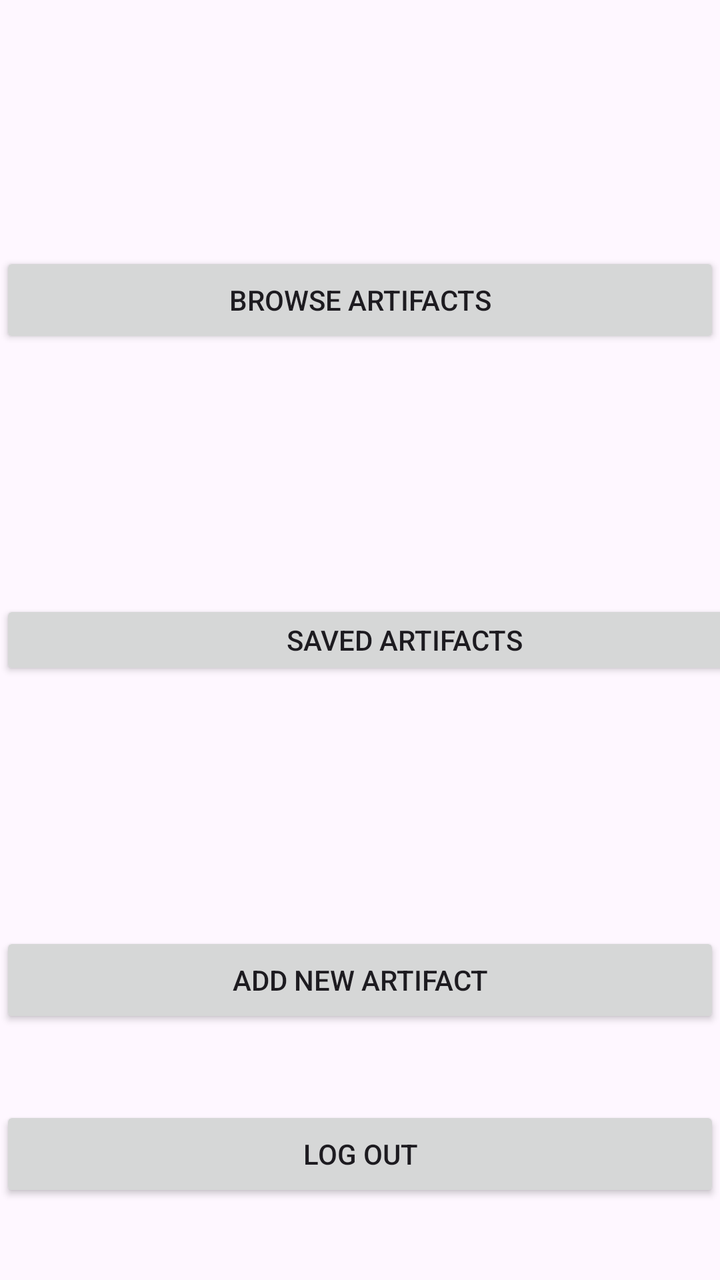
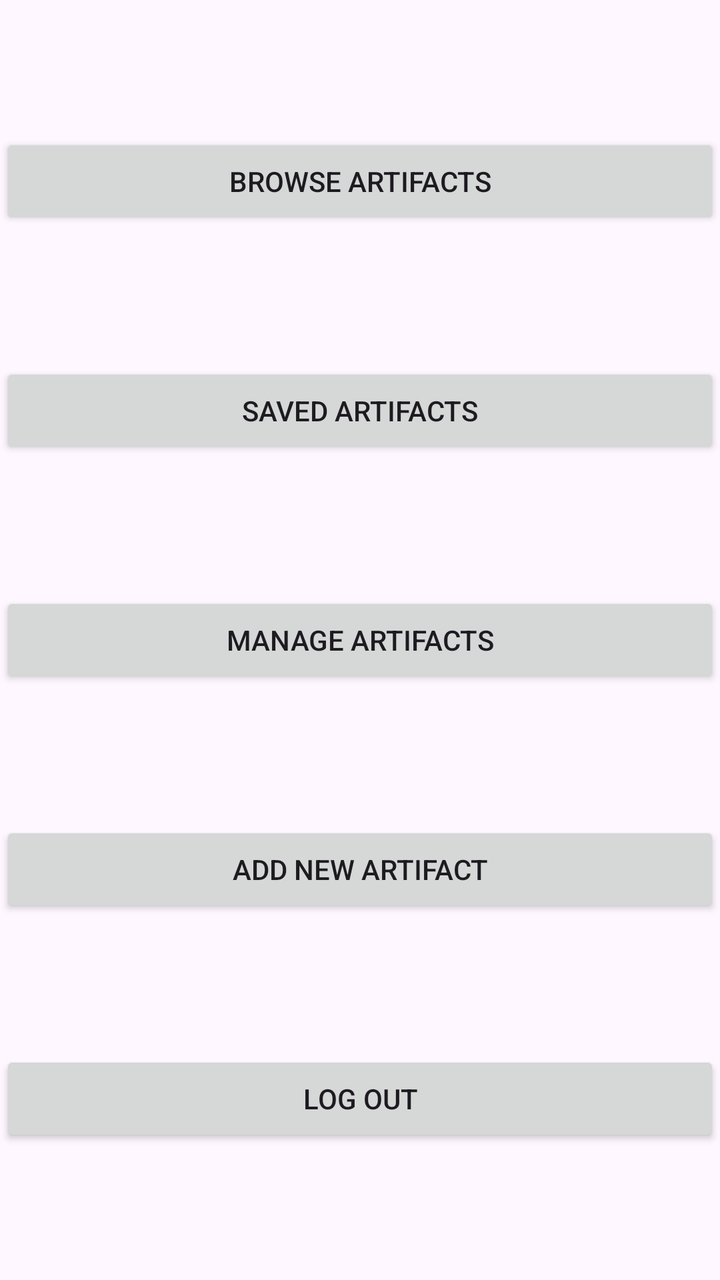

Two renders of the same Android screen: before a commit and after it. Below are the layout's source before the change and the commit's diff.
<!-- AndroidManifest.xml: application theme Theme.B07DemoSummer2024 -->
<!-- res/layout/activity_home_fragment.xml -->
<?xml version="1.0" encoding="utf-8"?>
<androidx.constraintlayout.widget.ConstraintLayout xmlns:android="http://schemas.android.com/apk/res/android"
    xmlns:app="http://schemas.android.com/apk/res-auto"
    xmlns:tools="http://schemas.android.com/tools"
    android:layout_width="match_parent"
    android:layout_height="match_parent"
    tools:context=".HomeFragment">

    <Button
        android:id="@+id/buttonBrowseArtifacts"
        android:layout_width="0dp"
        android:layout_height="wrap_content"
        android:text="Browse Artifacts"
        app:layout_constraintBottom_toTopOf="@+id/buttonSavedArtifacts"
        app:layout_constraintEnd_toEndOf="parent"
        app:layout_constraintStart_toStartOf="parent"
        app:layout_constraintTop_toTopOf="parent" />

    <Button
        android:id="@+id/buttonSavedArtifacts"
        android:layout_width="405dp"
        android:layout_height="40dp"
        android:text="Saved Artifacts"
        app:layout_constraintBottom_toTopOf="@+id/buttonAddArtifact"
        app:layout_constraintEnd_toEndOf="parent"
        app:layout_constraintHorizontal_bias="0.0"
        app:layout_constraintStart_toStartOf="parent"
        app:layout_constraintTop_toBottomOf="@+id/buttonBrowseArtifacts" />

    <Button
        android:id="@+id/buttonAddArtifact"
        android:layout_width="0dp"
        android:layout_height="wrap_content"
        android:text="Add New Artifact"
        app:layout_constraintBottom_toBottomOf="parent"
        app:layout_constraintEnd_toEndOf="parent"
        app:layout_constraintHorizontal_bias="1.0"
        app:layout_constraintStart_toStartOf="parent"
        app:layout_constraintTop_toBottomOf="@+id/buttonSavedArtifacts" />

    <Button
        android:id="@+id/buttonLogout"
        android:layout_width="0dp"
        android:layout_height="wrap_content"
        android:text="Log Out"
        app:layout_constraintBottom_toBottomOf="parent"
        app:layout_constraintEnd_toEndOf="parent"
        app:layout_constraintStart_toStartOf="parent"
        app:layout_constraintTop_toBottomOf="@+id/buttonAddArtifact" />

</androidx.constraintlayout.widget.ConstraintLayout>
<!-- resources referenced by this layout -->
<resources>
  <style name="Theme.B07DemoSummer2024" parent="Base.Theme.B07DemoSummer2024" />
  <style name="Base.Theme.B07DemoSummer2024" parent="Theme.Material3.DayNight.NoActionBar">
          
          
      </style>
</resources>

<!-- the commit's change to res/layout/activity_home_fragment.xml (unified diff, before → after) -->
@@ -18,25 +18,33 @@
 
     <Button
         android:id="@+id/buttonSavedArtifacts"
-        android:layout_width="405dp"
-        android:layout_height="40dp"
+        android:layout_width="0dp"
+        android:layout_height="wrap_content"
         android:text="Saved Artifacts"
+        app:layout_constraintBottom_toTopOf="@+id/buttonManageArtifacts"
+        app:layout_constraintEnd_toEndOf="parent"
+        app:layout_constraintStart_toStartOf="parent"
+        app:layout_constraintTop_toBottomOf="@+id/buttonBrowseArtifacts" />
+
+    <Button
+        android:id="@+id/buttonManageArtifacts"
+        android:layout_width="0dp"
+        android:layout_height="wrap_content"
+        android:text="Manage Artifacts"
         app:layout_constraintBottom_toTopOf="@+id/buttonAddArtifact"
         app:layout_constraintEnd_toEndOf="parent"
-        app:layout_constraintHorizontal_bias="0.0"
         app:layout_constraintStart_toStartOf="parent"
-        app:layout_constraintTop_toBottomOf="@+id/buttonBrowseArtifacts" />
+        app:layout_constraintTop_toBottomOf="@+id/buttonSavedArtifacts" />
 
     <Button
         android:id="@+id/buttonAddArtifact"
         android:layout_width="0dp"
         android:layout_height="wrap_content"
         android:text="Add New Artifact"
-        app:layout_constraintBottom_toBottomOf="parent"
+        app:layout_constraintBottom_toTopOf="@+id/buttonLogout"
         app:layout_constraintEnd_toEndOf="parent"
-        app:layout_constraintHorizontal_bias="1.0"
         app:layout_constraintStart_toStartOf="parent"
-        app:layout_constraintTop_toBottomOf="@+id/buttonSavedArtifacts" />
+        app:layout_constraintTop_toBottomOf="@+id/buttonManageArtifacts" />
 
     <Button
         android:id="@+id/buttonLogout"
